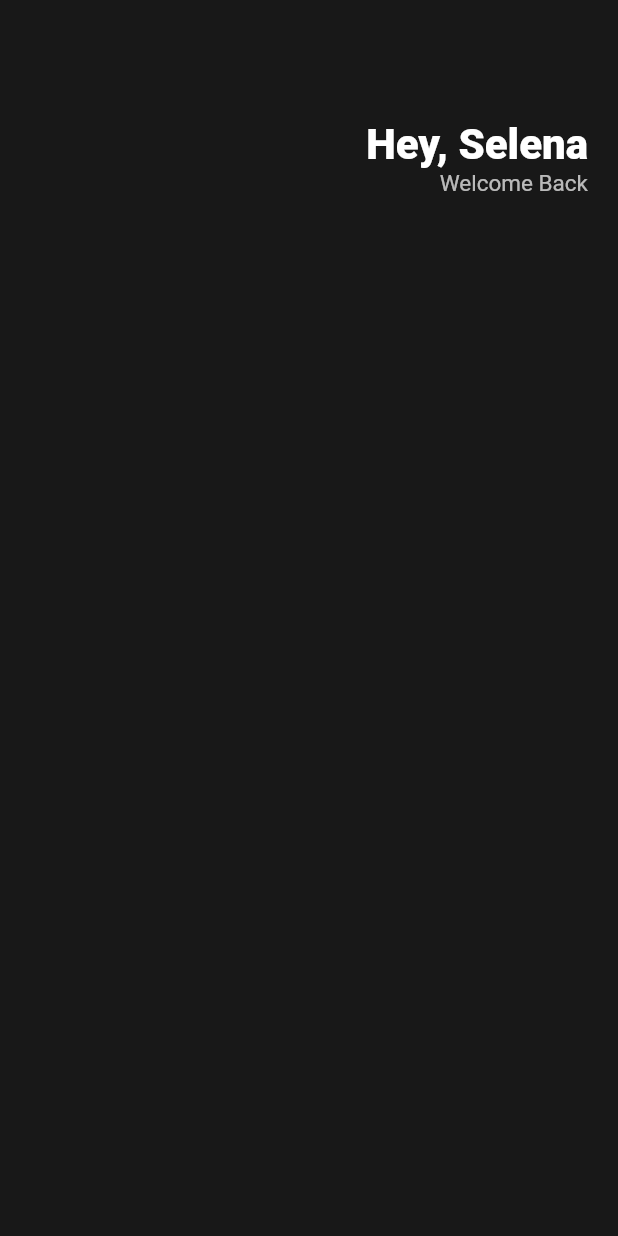
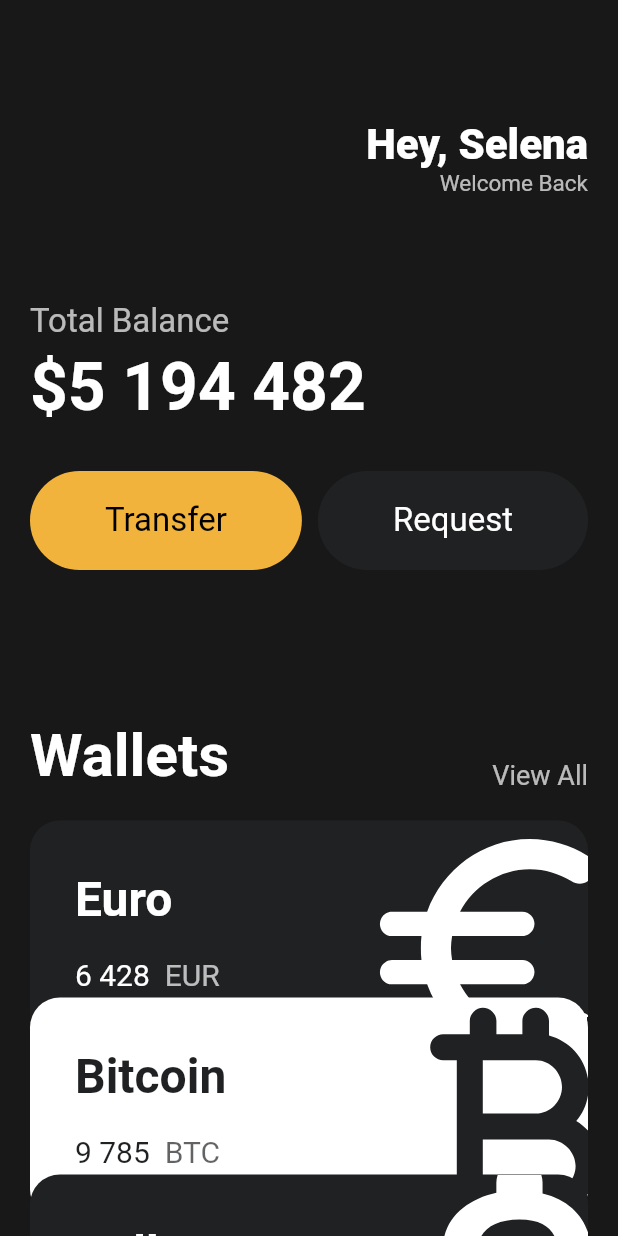
Before and after one commit to Drew-Choi/flutter_start, a Flutter app: the screen it shows after launch, on a phone screen of 412 x 824 dp. Run offline on Flutter 3.47's test engine with Material 2 defaults, Android fonts, the phone set to English and light mode, and no system bars.

Commit message:
flutter디자인 완료ㅛ

```diff
--- a/lib/main.dart
+++ b/lib/main.dart
@@ -1,20 +1,26 @@
 import 'package:flutter/material.dart';
+import 'package:flutter_start/widgets/Button.dart';
+import 'package:flutter_start/widgets/currency_card.dart';
 
 void main() {
-  runApp(App());
+  runApp(const App());
 }
 
 class App extends StatelessWidget {
+  const App({super.key});
+
   @override
   Widget build(BuildContext context) {
     return MaterialApp(
         home: Scaffold(
-      backgroundColor: Color(0xFF181818),
-      body: Padding(
-        padding: EdgeInsets.symmetric(horizontal: 20),
+      backgroundColor: const Color(0xFF181818),
+      body: SingleChildScrollView(
+        child: Padding(
+          padding: const EdgeInsets.symmetric(horizontal: 20),
           child: Column(
+            crossAxisAlignment: CrossAxisAlignment.start,
             children: [
-            SizedBox(
+              const SizedBox(
                 height: 80,
               ),
               Row(
@@ -23,7 +29,7 @@ class App extends StatelessWidget {
                   Column(
                     crossAxisAlignment: CrossAxisAlignment.end,
                     children: [
-                    Text(
+                      const Text(
                         'Hey, Selena',
                         style: TextStyle(
                             color: Colors.white,
@@ -40,8 +46,105 @@ class App extends StatelessWidget {
                     ],
                   )
                 ],
-            )
+              ),
+              const SizedBox(
+                height: 70,
+              ),
+              Text(
+                'Total Balance',
+                style: TextStyle(
+                  color: Colors.white.withOpacity(0.7),
+                  fontSize: 22,
+                ),
+              ),
+              const SizedBox(
+                height: 5,
+              ),
+              const Text(
+                '\$5 194 482',
+                style: TextStyle(
+                    color: Colors.white,
+                    fontSize: 44,
+                    fontWeight: FontWeight.w700),
+              ),
+              const SizedBox(
+                height: 30,
+              ),
+              const Row(
+                mainAxisAlignment: MainAxisAlignment.spaceBetween,
+                children: [
+                  Button(
+                    text: 'Transfer',
+                    bgColor: Color(0xFFF1B33B),
+                    textColor: Colors.black,
+                  ),
+                  Button(
+                    text: 'Request',
+                    bgColor: Color(0xFF1F2123),
+                    textColor: Colors.white,
+                  ),
                 ],
+              ),
+              const SizedBox(
+                height: 100,
+              ),
+              Row(
+                mainAxisAlignment: MainAxisAlignment.spaceBetween,
+                crossAxisAlignment: CrossAxisAlignment.end,
+                children: [
+                  const Text(
+                    'Wallets',
+                    style: TextStyle(
+                      color: Colors.white,
+                      fontSize: 40,
+                      fontWeight: FontWeight.w700,
+                    ),
+                  ),
+                  Text(
+                    'View All',
+                    style: TextStyle(
+                      color: Colors.white.withOpacity(0.7),
+                      fontSize: 18,
+                    ),
+                  ),
+                ],
+              ),
+              const SizedBox(
+                height: 20,
+              ),
+              const CurrencyCard(
+                name: 'Euro',
+                code: 'EUR',
+                amount: '6 428',
+                icon: Icons.euro_rounded,
+              ),
+              Transform.translate(
+                offset: const Offset(0, -30),
+                child: const CurrencyCard(
+                  name: 'Bitcoin',
+                  code: 'BTC',
+                  amount: '9 785',
+                  icon: Icons.currency_bitcoin_rounded,
+                  offSetX: 9,
+                  offSetY: 5,
+                  iconScale: 2.4,
+                  isInverted: true,
+                ),
+              ),
+              Transform.translate(
+                offset: const Offset(0, -60),
+                child: const CurrencyCard(
+                  name: 'Dollar',
+                  code: 'USD',
+                  amount: '428',
+                  iconScale: 2.8,
+                  offSetX: 12,
+                  offSetY: 3,
+                  icon: Icons.attach_money_rounded,
+                ),
+              ),
+            ],
+          ),
         ),
       ),
     ));
--- /dev/null
+++ b/lib/widgets/button.dart
@@ -0,0 +1,38 @@
+import 'package:flutter/material.dart';
+
+class Button extends StatelessWidget {
+  final String text;
+  final Color bgColor;
+  final Color textColor;
+
+  const Button({
+    super.key,
+    required this.text,
+    required this.bgColor,
+    required this.textColor,
+  });
+
+  @override
+  Widget build(BuildContext context) {
+    return Container(
+      decoration: BoxDecoration(
+        color: bgColor,
+        borderRadius: BorderRadius.circular(45),
+      ),
+      child: Padding(
+        padding: const EdgeInsets.symmetric(
+          vertical: 20,
+          horizontal: 50,
+        ),
+        child: Text(
+          text,
+          style: TextStyle(
+            color: textColor,
+            fontSize: 22,
+            fontWeight: FontWeight.w400,
+          ),
+        ),
+      ),
+    );
+  }
+}
--- /dev/null
+++ b/lib/widgets/currency_card.dart
@@ -0,0 +1,90 @@
+import 'package:flutter/material.dart';
+
+class CurrencyCard extends StatelessWidget {
+  final String name, code, amount;
+  final IconData icon;
+  final double iconScale, offSetX, offSetY;
+  final bool isInverted;
+
+  final _blackColor = const Color(0xFF1F2123);
+
+  const CurrencyCard({
+    super.key,
+    required this.name,
+    required this.code,
+    required this.amount,
+    required this.icon,
+    this.iconScale = 2.2,
+    this.offSetX = 5,
+    this.offSetY = 5,
+    this.isInverted = false,
+  });
+
+  @override
+  Widget build(BuildContext context) {
+    return Container(
+      clipBehavior: Clip.hardEdge,
+      decoration: BoxDecoration(
+        color: isInverted ? Colors.white : const Color(0xFF1F2123),
+        borderRadius: BorderRadius.circular(20),
+      ),
+      child: Padding(
+        padding: const EdgeInsets.all(30),
+        child: Row(
+          mainAxisAlignment: MainAxisAlignment.spaceBetween,
+          children: [
+            Column(
+              crossAxisAlignment: CrossAxisAlignment.start,
+              children: [
+                Text(
+                  name,
+                  style: TextStyle(
+                      color: isInverted ? _blackColor : Colors.white,
+                      fontSize: 32,
+                      fontWeight: FontWeight.w600),
+                ),
+                const SizedBox(
+                  height: 20,
+                ),
+                Row(
+                  children: [
+                    Text(
+                      amount,
+                      style: TextStyle(
+                        color: isInverted ? _blackColor : Colors.white,
+                        fontSize: 20,
+                      ),
+                    ),
+                    const SizedBox(
+                      width: 10,
+                    ),
+                    Text(
+                      code,
+                      style: TextStyle(
+                        color: isInverted
+                            ? _blackColor.withOpacity(0.7)
+                            : Colors.white.withOpacity(0.7),
+                        fontSize: 20,
+                      ),
+                    ),
+                  ],
+                ),
+              ],
+            ),
+            Transform.scale(
+              scale: iconScale,
+              child: Transform.translate(
+                offset: Offset(offSetX, offSetY),
+                child: Icon(
+                  icon,
+                  color: isInverted ? _blackColor : Colors.white,
+                  size: 88,
+                ),
+              ),
+            ),
+          ],
+        ),
+      ),
+    );
+  }
+}
```
Lines whose indentation alone changed are shown as unchanged.
